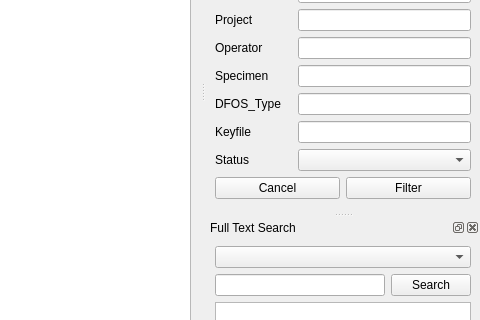
The window that src/resources/ui/main.ui (TUD-IMB/fosKeyMan) describes before a commit, drawn with Qt 5; both pictures show x 535 to 1015 and y 313 to 633 of the 1015 by 782 pixel window.
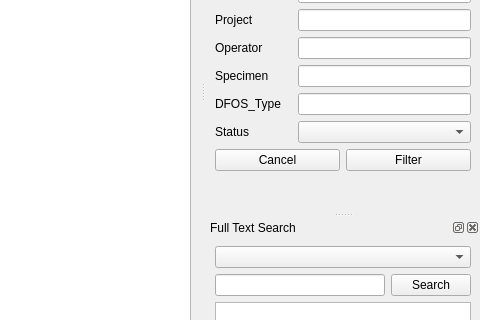
The same window after the commit. Icons and pictures are not drawn.

Commit message: Remove keyfile column from table.

```diff
--- a/src/resources/ui/main.ui
+++ b/src/resources/ui/main.ui
@@ -260,29 +260,6 @@
         </widget>
        </item>
        <item row="6" column="0">
-        <widget class="QLabel" name="keyfileLabel">
-         <property name="toolTip">
-          <string>Keyfile</string>
-         </property>
-         <property name="accessibleName">
-          <string/>
-         </property>
-         <property name="accessibleDescription">
-          <string/>
-         </property>
-         <property name="text">
-          <string>Keyfile</string>
-         </property>
-        </widget>
-       </item>
-       <item row="6" column="1">
-        <widget class="QLineEdit" name="keyfileLineEdit">
-         <property name="toolTip">
-          <string>Enter keyfile name to filter</string>
-         </property>
-        </widget>
-       </item>
-       <item row="7" column="0">
         <widget class="QLabel" name="stateLabel">
          <property name="toolTip">
           <string>Status</string>
@@ -292,7 +269,7 @@
          </property>
         </widget>
        </item>
-       <item row="7" column="1">
+       <item row="6" column="1">
         <widget class="QComboBox" name="stateComboBox">
          <property name="toolTip">
           <string>Select keyfile status to filter</string>
```
The commit also changes 4 other files.
